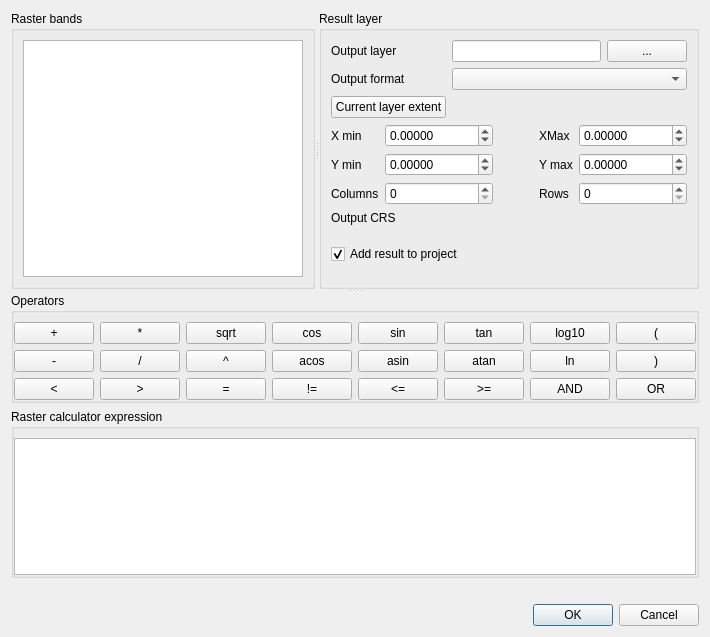
carsmie/QGIS, file src/ui/qgsrastercalcdialogbase.ui: the form before one commit.
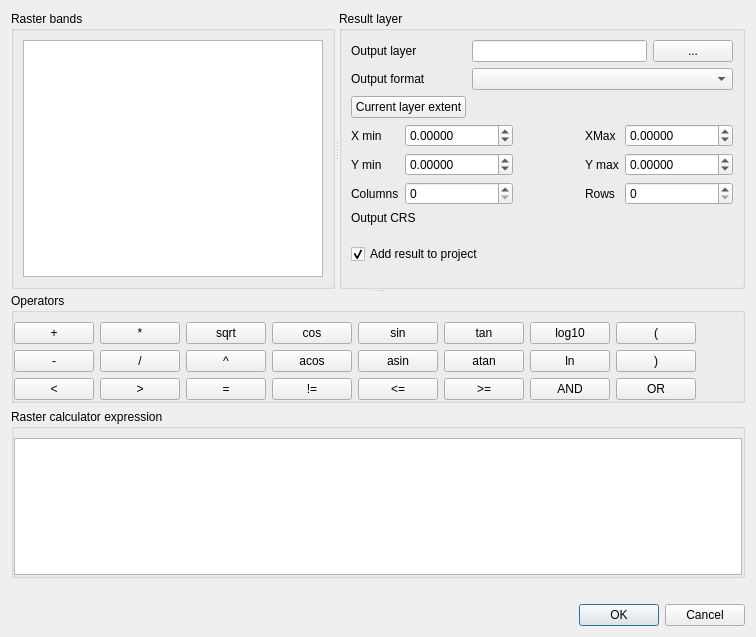
The form after the commit. Custom widgets are drawn as their Qt base class.

Commit message: Fix tab order in raster calculator dialog

Patch:
```diff
--- a/src/ui/qgsrastercalcdialogbase.ui
+++ b/src/ui/qgsrastercalcdialogbase.ui
@@ -6,7 +6,7 @@
    <rect>
     <x>0</x>
     <y>0</y>
-    <width>677</width>
+    <width>756</width>
     <height>637</height>
    </rect>
   </property>
```
Left out of the diff: 22 changed lines with no effect on the pictures.
